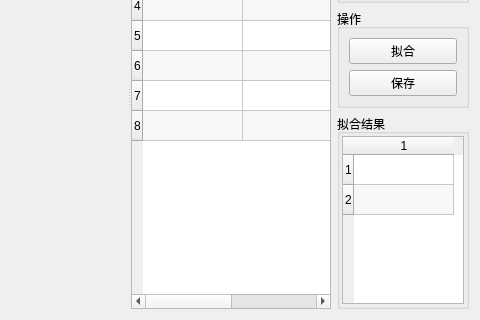
Qt form leastsquare.ui (m-RNA/Qt-high-order-least-squares-method) before a commit; both pictures show x 135 to 615 and y 129 to 449 of the 615 by 449 pixel window.
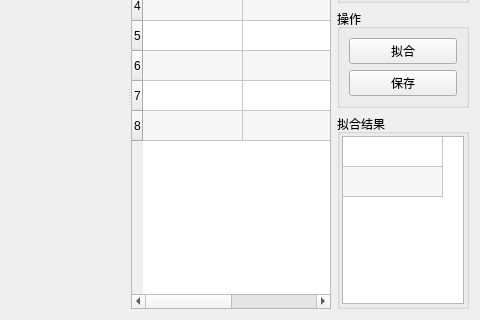
The same form after that commit. Icons and pictures are not drawn. Custom widgets are drawn as their Qt base class.

```diff
--- a/leastsquare.ui
+++ b/leastsquare.ui
@@ -260,13 +260,13 @@
            <number>1</number>
           </property>
           <attribute name="horizontalHeaderVisible">
-           <bool>true</bool>
+           <bool>false</bool>
           </attribute>
           <attribute name="horizontalHeaderHighlightSections">
            <bool>true</bool>
           </attribute>
           <attribute name="verticalHeaderVisible">
-           <bool>true</bool>
+           <bool>false</bool>
           </attribute>
           <row/>
           <row/>
```
Left out of the diff: 10 changed lines with no effect on the pictures.
